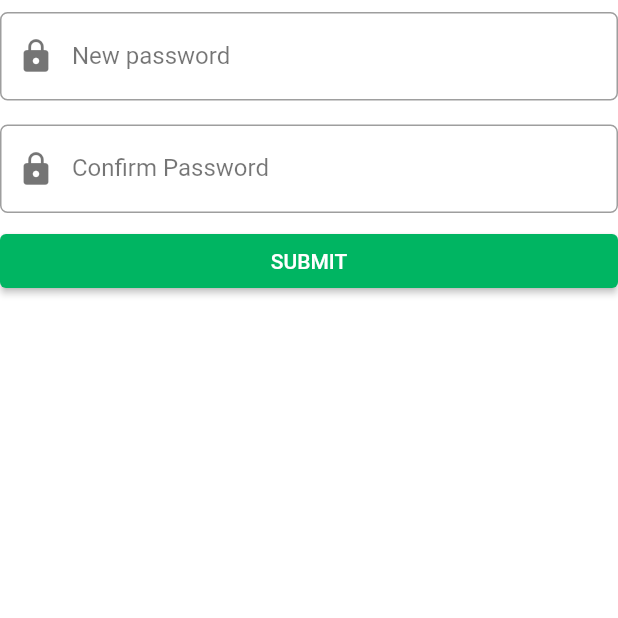
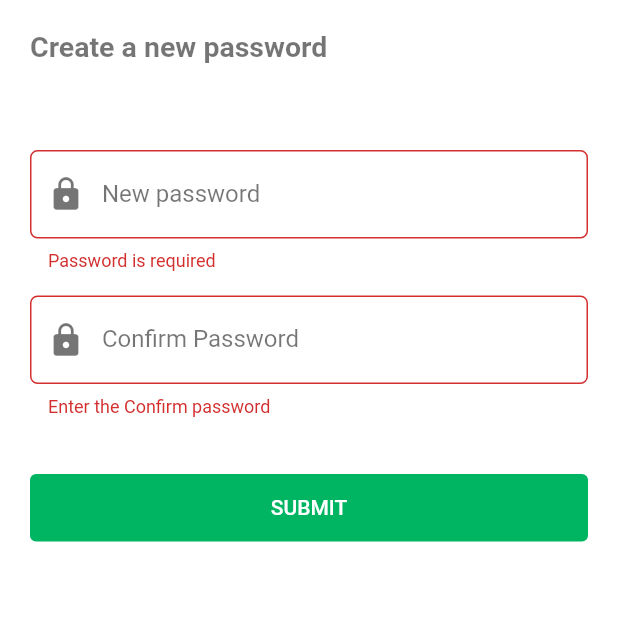
Before and after one commit to Siddique-Kp/Sportner_turf_booking, a Flutter app: the ChangePassView screen opened by its route, after a tap on "SUBMIT", on a phone screen of 412 x 824 dp, the top half of it. Run offline on Flutter 3.47's test engine with Material 2 defaults, Android fonts, the phone set to English and light mode, and no system bars; our stand-ins replace animated_splash_screen, another_flushbar, firebase_auth, firebase_core, flutter_otp_text_field, flutter_svg and 3 more; accounts and stored records are empty; project files that could hold a hidden picture were left out.

Commit message:
Forget password section finidhed\

```diff
--- a/lib/repo/api_services.dart
+++ b/lib/repo/api_services.dart
@@ -8,14 +8,14 @@ class ApiServices {
   static Future<Object> postMethod(
     String url,
     Map body,
-    Function function,
+    Function? jsonDecode,
   ) async {
     try {
       final response = await http.post(Uri.parse(url), body: body);
 
       if (response.statusCode == 201 || response.statusCode == 200) {
         log("Success");
-        return Success(response: function(response.body));
+        return Success(response:jsonDecode == null ? null: jsonDecode(response.body));
       }
       log(response.body.toLowerCase());
       log(response.statusCode.toString());
--- a/lib/user_registration/components/otp_textfield.dart
+++ b/lib/user_registration/components/otp_textfield.dart
@@ -1,3 +1,4 @@
+import 'package:firebase_core/firebase_core.dart';
 import 'package:flutter/material.dart';
 import 'package:flutter/services.dart';
 import 'package:flutter_otp_text_field/flutter_otp_text_field.dart';
@@ -11,10 +12,11 @@ class OtpTextfieldWidget extends StatelessWidget {
 
   @override
   Widget build(BuildContext context) {
+    final firebaseAuthViewModel = context.read<FirebaseAuthViewModel>();
     return OtpTextField(
       inputFormatters: [FilteringTextInputFormatter.deny(RegExp(r'\s'))],
       numberOfFields: 6,
-
+      clearText: firebaseAuthViewModel.clearOtp,
       fieldWidth: 45,
       borderColor: MyColors.kButtonColor,
       focusedBorderColor: MyColors.kButtonColor,
--- a/lib/user_registration/components/text_form_field.dart
+++ b/lib/user_registration/components/text_form_field.dart
@@ -1,6 +1,7 @@
 import 'package:flutter/material.dart';
 import 'package:flutter/services.dart';
 import 'package:provider/provider.dart';
+import 'package:sporter_turf_booking/user_registration/view_model/forget_password_view_model.dart';
 import 'package:sporter_turf_booking/user_registration/view_model/user_login_view_model.dart';
 import 'package:sporter_turf_booking/utils/global_colors.dart';
 import 'package:sporter_turf_booking/utils/global_values.dart';
@@ -14,6 +15,7 @@ class TextFormWidget extends StatelessWidget {
   final IconData textFieldIcon;
   final TextInputType keyType;
   final bool isPassword;
+  final bool isForgetPass;
   final bool isConfPass;
   final bool isLoginPass;
   final bool isLoginPhone;
@@ -27,6 +29,7 @@ class TextFormWidget extends StatelessWidget {
     required this.textFieldIcon,
     required this.keyType,
     this.isPassword = false,
+    this.isForgetPass = false,
     this.isConfPass = false,
     this.isLoginPass = false,
     this.isLoginPhone = false,
@@ -38,7 +41,9 @@ class TextFormWidget extends StatelessWidget {
   Widget build(BuildContext context) {
     final watchSignUpprovider = context.watch<SignUpViewModel>();
     final isShowPassword = watchSignUpprovider.isShowPassword;
-    final passController = watchSignUpprovider.passController;
+    final passController = isForgetPass
+        ? context.watch<ForgetPassViewModel>().newpasswordController
+        : watchSignUpprovider.passController;
     final confpassController = watchSignUpprovider.confirfPassController;
     final isShowConfPassword = watchSignUpprovider.isShowConfPassword;
     final userLoginViewModel = context.watch<UserLoginViewModel>();
@@ -65,8 +70,8 @@ class TextFormWidget extends StatelessWidget {
                     : false,
         keyboardType: keyType,
         validator: (value) {
-         return Validator.textFieldValidator(
-          value: value,
+          return Validator.textFieldValidator(
+            value: value,
             isUser: isUser,
             isPhone: isPhone,
             isLoginPhone: isLoginPhone,
--- a/lib/user_registration/view/change_pass_view.dart
+++ b/lib/user_registration/view/change_pass_view.dart
@@ -2,9 +2,12 @@ import 'package:flutter/material.dart';
 import 'package:provider/provider.dart';
 import 'package:sporter_turf_booking/user_registration/components/text_form_field.dart';
 import 'package:sporter_turf_booking/user_registration/view_model/forget_password_view_model.dart';
+import 'package:sporter_turf_booking/utils/global_colors.dart';
+import 'package:sporter_turf_booking/utils/global_values.dart';
 
 class ChangePassView extends StatelessWidget {
-  const ChangePassView({super.key});
+  ChangePassView({super.key});
+  final _changepassKey = GlobalKey<FormState>();
 
   @override
   Widget build(BuildContext context) {
@@ -19,21 +22,60 @@ class ChangePassView extends StatelessWidget {
           }
         },
         child: SafeArea(
+          child: Padding(
+            padding: const EdgeInsets.symmetric(horizontal: 20),
+            child: Form(
+              key: _changepassKey,
               child: ListView(
                 children: [
+                  const SizedBox(height: 20,),
+                  const Text(
+                    "Create a new password",
+                    style: TextStyle(
+                      fontWeight: FontWeight.w600,
+                      fontSize: 19,
+                      color: MyColors.klightBlackColor,
+                    ),
+                  ),
+                  MySize.kHeight50,
                   TextFormWidget(
+                      isPassword: true,
                       controller: forgetPassViewModel.newpasswordController,
                       labelText: "New password",
                       textFieldIcon: Icons.lock,
-                keyType: TextInputType.text),
+                      keyType: TextInputType.text,
+                      ),
                   TextFormWidget(
+                      isConfPass: true,
                       controller: forgetPassViewModel.newConfpasswordController,
                       labelText: "Confirm Password",
                       textFieldIcon: Icons.lock,
-                keyType: TextInputType.text),
-            ElevatedButton(onPressed: () {}, child: const Text("SUBMIT"))
+                      keyType: TextInputType.text,
+                      isForgetPass: true,
+                      ),
+                  MySize.kHeight30,
+                  SizedBox(
+                    height: 45,
+                    child: ElevatedButton(
+                      onPressed: () {
+                        if (_changepassKey.currentState!.validate()) {
+                          context.read<ForgetPassViewModel>().setNewPassword(context);
+                        }
+                      },
+                      style: ElevatedButton.styleFrom(elevation: 0),
+                      child: forgetPassViewModel.isLoading
+                          ? const CircularProgressIndicator(
+                              color: MyColors.kWhiteColor,
+                              strokeWidth: 3,
+                            )
+                          : const Text("SUBMIT"),
+                    ),
+                  )
                 ],
-        )),
+              ),
+            ),
+          ),
+        ),
       ),
     );
   }
--- a/lib/user_registration/view/forget_password_view.dart
+++ b/lib/user_registration/view/forget_password_view.dart
@@ -1,6 +1,7 @@
 import 'package:flutter/material.dart';
 import 'package:provider/provider.dart';
 import 'package:sporter_turf_booking/user_registration/components/text_form_field.dart';
+import 'package:sporter_turf_booking/user_registration/view_model/firebase_auth_view_model.dart';
 import 'package:sporter_turf_booking/user_registration/view_model/forget_password_view_model.dart';
 
 import '../../utils/global_colors.dart';
@@ -14,6 +15,7 @@ class ForgetPasswordScreen extends StatelessWidget {
   @override
   Widget build(BuildContext context) {
     final forgetPassViewModel = context.watch<ForgetPassViewModel>();
+    final firebaseauthViewModel = context.watch<FirebaseAuthViewModel>();
     return Scaffold(
       body: GestureDetector(
         onTap: () {
@@ -67,7 +69,7 @@ class ForgetPasswordScreen extends StatelessWidget {
                             }
                           },
                     style: ElevatedButton.styleFrom(elevation: 0),
-                    child: forgetPassViewModel.isLoading
+                    child: forgetPassViewModel.isLoadingotp || firebaseauthViewModel.isLoadingOtp
                         ? const CircularProgressIndicator(
                           color: MyColors.kWhiteColor,
                           strokeWidth: 3,
--- a/lib/user_registration/view/otp_page_view.dart
+++ b/lib/user_registration/view/otp_page_view.dart
@@ -23,8 +23,6 @@ class OtpVerificationPage extends StatelessWidget {
     final mobileNumber = isForgotPass
         ? Provider.of<ForgetPassViewModel>(context).phoneController
         : Provider.of<SignUpViewModel>(context).phoneController;
-    final forgetmobileNumber =
-        Provider.of<ForgetPassViewModel>(context).phoneController;
     final firebaseViewModel = context.watch<FirebaseAuthViewModel>();
     final splitOtp = otpValue.split('');
     return Scaffold(
--- a/lib/user_registration/view/sign_up_view.dart
+++ b/lib/user_registration/view/sign_up_view.dart
@@ -1,6 +1,4 @@
 import 'package:flutter/material.dart';
-// import 'package:flutter/services.dart';
-import 'package:flutter_svg/flutter_svg.dart';
 import 'package:provider/provider.dart';
 import 'package:sporter_turf_booking/user_registration/view_model/firebase_auth_view_model.dart';
 import 'package:sporter_turf_booking/utils/global_colors.dart';
--- a/lib/user_registration/view/splash_screen_view.dart
+++ b/lib/user_registration/view/splash_screen_view.dart
@@ -1,11 +1,9 @@
 import 'dart:developer';
-
 import 'package:animated_splash_screen/animated_splash_screen.dart';
 import 'package:flutter/material.dart';
 import 'package:flutter_svg/flutter_svg.dart';
 import 'package:shared_preferences/shared_preferences.dart';
 import 'package:sporter_turf_booking/home/components/bottom_navbar.dart';
-import 'package:sporter_turf_booking/home/view/home_view.dart';
 import 'package:sporter_turf_booking/user_registration/view/login_view.dart';
 import 'package:sporter_turf_booking/utils/keys.dart';
 
--- a/lib/user_registration/view_model/firebase_auth_view_model.dart
+++ b/lib/user_registration/view_model/firebase_auth_view_model.dart
@@ -17,6 +17,7 @@ class FirebaseAuthViewModel with ChangeNotifier {
   final googleSigin = GoogleSignIn();
   GoogleSignInAccount? _user;
   bool _isLoadingOtp = false;
+  bool _clearOtp = false;
   String _verifyOTP = '';
   String otpValue = '';
   int? _otpResendToken;
@@ -25,6 +26,7 @@ class FirebaseAuthViewModel with ChangeNotifier {
   GoogleSignInAccount get user => _user!;
   String get verifyOTP => _verifyOTP;
   int get otpResendToken => _otpResendToken!;
+  bool get clearOtp => _clearOtp;
 
   Future firebaseGoogleAuth(context) async {
     final navigator = Navigator.of(context);
@@ -99,6 +101,7 @@ class FirebaseAuthViewModel with ChangeNotifier {
 
   clearOTP() {
     otpValue = '';
+    _clearOtp = true;
     notifyListeners();
   }
 
@@ -114,6 +117,7 @@ class FirebaseAuthViewModel with ChangeNotifier {
         smsCode: otpValue,
       );
       await auth.signInWithCredential(credential);
+      clearOTP();
       isForgotPass
           ? navigator.pushNamed(NavigatorClass.changeforgetPass)
           : await signUpViewModel.getSignUpStatus(context);
--- a/lib/utils/navigations.dart
+++ b/lib/utils/navigations.dart
@@ -25,7 +25,7 @@ class NavigatorClass {
       "/otpRegister": (context) => const OtpVerificationPage(),
       "/homeScreen": (context) => const HomeScreenView(),
       "/forgetPass": (context) => ForgetPasswordScreen(),
-      "/changeforgetPass": (context) => const ChangePassView(),
+      "/changeforgetPass": (context) =>  ChangePassView(),
     };
 
     return routes;
--- a/pubspec.yaml
+++ b/pubspec.yaml
@@ -41,6 +41,7 @@ dependencies:
   another_flushbar: ^1.12.29
   http: ^0.13.5
   flutter_rating_bar: ^4.0.1
+  get: ^4.6.5
 
 
   # The following adds the Cupertino Icons font to your application.
```
Also changed, not shown: lib/main.dart (+2 -7 lines), lib/user_registration/view_model/forget_password_view_model.dart (+56 -6 lines), pubspec.lock. Lines whose indentation alone changed are shown as unchanged.
